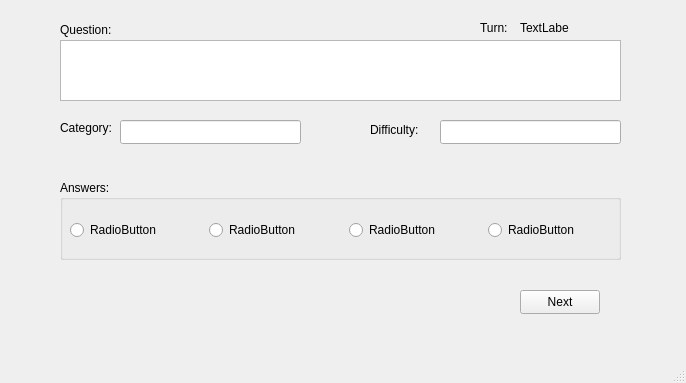
First picture: the form in mainwindow.ui, repository nimakkhezri/KOQ, before the edit.
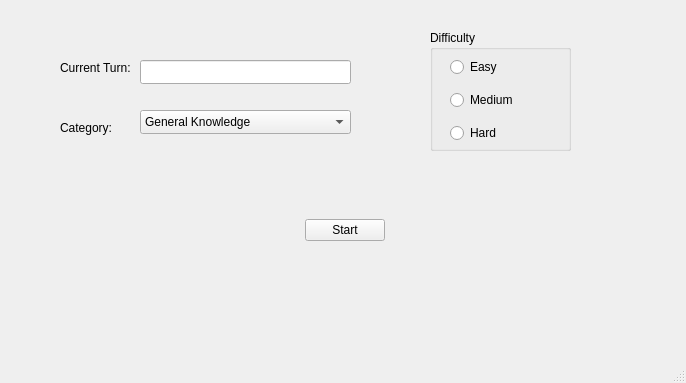
Second picture: the form after the edit. The open tabs and pages were chosen to show the change.

Commit message: Difficulty form added

The edit to the form file:
```diff
--- a/mainwindow.ui
+++ b/mainwindow.ui
@@ -320,6 +320,268 @@
      </widget>
     </widget>
     <widget class="QWidget" name="p3">
+     <widget class="QLabel" name="label_6">
+      <property name="geometry">
+       <rect>
+        <x>60</x>
+        <y>90</y>
+        <width>71</width>
+        <height>16</height>
+       </rect>
+      </property>
+      <property name="text">
+       <string>Current Turn:</string>
+      </property>
+     </widget>
+     <widget class="QLineEdit" name="lineEdit_3">
+      <property name="geometry">
+       <rect>
+        <x>140</x>
+        <y>90</y>
+        <width>211</width>
+        <height>24</height>
+       </rect>
+      </property>
+      <property name="readOnly">
+       <bool>true</bool>
+      </property>
+     </widget>
+     <widget class="QComboBox" name="comboBox">
+      <property name="geometry">
+       <rect>
+        <x>140</x>
+        <y>140</y>
+        <width>211</width>
+        <height>24</height>
+       </rect>
+      </property>
+      <item>
+       <property name="text">
+        <string>General Knowledge</string>
+       </property>
+      </item>
+      <item>
+       <property name="text">
+        <string>Entertainment: Books</string>
+       </property>
+      </item>
+      <item>
+       <property name="text">
+        <string>Entertainment: Film</string>
+       </property>
+      </item>
+      <item>
+       <property name="text">
+        <string>Entertainment: Music</string>
+       </property>
+      </item>
+      <item>
+       <property name="text">
+        <string>Entertainment: Musicals &amp; Theatres</string>
+       </property>
+      </item>
+      <item>
+       <property name="text">
+        <string>Entertainment: Television</string>
+       </property>
+      </item>
+      <item>
+       <property name="text">
+        <string>Entertainment: Video Games</string>
+       </property>
+      </item>
+      <item>
+       <property name="text">
+        <string>Entertainment: Board Games</string>
+       </property>
+      </item>
+      <item>
+       <property name="text">
+        <string>Science &amp; Nature</string>
+       </property>
+      </item>
+      <item>
+       <property name="text">
+        <string>Science: Computers</string>
+       </property>
+      </item>
+      <item>
+       <property name="text">
+        <string>Science: Mathematics</string>
+       </property>
+      </item>
+      <item>
+       <property name="text">
+        <string>Mythology</string>
+       </property>
+      </item>
+      <item>
+       <property name="text">
+        <string>Sports</string>
+       </property>
+      </item>
+      <item>
+       <property name="text">
+        <string>Geography</string>
+       </property>
+      </item>
+      <item>
+       <property name="text">
+        <string>History</string>
+       </property>
+      </item>
+      <item>
+       <property name="text">
+        <string>Politics</string>
+       </property>
+      </item>
+      <item>
+       <property name="text">
+        <string>Art</string>
+       </property>
+      </item>
+      <item>
+       <property name="text">
+        <string>Celebrities</string>
+       </property>
+      </item>
+      <item>
+       <property name="text">
+        <string>Animals</string>
+       </property>
+      </item>
+      <item>
+       <property name="text">
+        <string>Vehicles</string>
+       </property>
+      </item>
+      <item>
+       <property name="text">
+        <string>Entertainment: Comics</string>
+       </property>
+      </item>
+      <item>
+       <property name="text">
+        <string>Science: Gadgets</string>
+       </property>
+      </item>
+      <item>
+       <property name="text">
+        <string>Entertainment: Japanese Anime &amp; Manga</string>
+       </property>
+      </item>
+      <item>
+       <property name="text">
+        <string>Entertainment: Cartoon &amp; Animations</string>
+       </property>
+      </item>
+     </widget>
+     <widget class="QLabel" name="label_7">
+      <property name="geometry">
+       <rect>
+        <x>60</x>
+        <y>150</y>
+        <width>61</width>
+        <height>16</height>
+       </rect>
+      </property>
+      <property name="text">
+       <string>Category:</string>
+      </property>
+     </widget>
+     <widget class="QGroupBox" name="groupBox_2">
+      <property name="geometry">
+       <rect>
+        <x>430</x>
+        <y>60</y>
+        <width>141</width>
+        <height>121</height>
+       </rect>
+      </property>
+      <property name="title">
+       <string>Difficulty</string>
+      </property>
+      <widget class="QWidget" name="verticalLayoutWidget">
+       <property name="geometry">
+        <rect>
+         <x>20</x>
+         <y>20</y>
+         <width>121</width>
+         <height>101</height>
+        </rect>
+       </property>
+       <layout class="QVBoxLayout" name="verticalLayout_2">
+        <item>
+         <widget class="QRadioButton" name="radioButton_5">
+          <property name="text">
+           <string>Easy</string>
+          </property>
+         </widget>
+        </item>
+        <item>
+         <widget class="QRadioButton" name="radioButton_6">
+          <property name="text">
+           <string>Medium</string>
+          </property>
+         </widget>
+        </item>
+        <item>
+         <widget class="QRadioButton" name="radioButton_7">
+          <property name="text">
+           <string>Hard</string>
+          </property>
+         </widget>
+        </item>
+       </layout>
+      </widget>
+     </widget>
+     <widget class="QWidget" name="horizontalLayoutWidget">
+      <property name="geometry">
+       <rect>
+        <x>-1</x>
+        <y>220</y>
+        <width>691</width>
+        <height>80</height>
+       </rect>
+      </property>
+      <layout class="QHBoxLayout" name="horizontalLayout_4">
+       <item>
+        <spacer name="horizontalSpacer_13">
+         <property name="orientation">
+          <enum>Qt::Horizontal</enum>
+         </property>
+         <property name="sizeHint" stdset="0">
+          <size>
+           <width>40</width>
+           <height>20</height>
+          </size>
+         </property>
+        </spacer>
+       </item>
+       <item>
+        <widget class="QPushButton" name="Start_btn">
+         <property name="text">
+          <string>Start</string>
+         </property>
+        </widget>
+       </item>
+       <item>
+        <spacer name="horizontalSpacer_12">
+         <property name="orientation">
+          <enum>Qt::Horizontal</enum>
+         </property>
+         <property name="sizeHint" stdset="0">
+          <size>
+           <width>40</width>
+           <height>20</height>
+          </size>
+         </property>
+        </spacer>
+       </item>
+      </layout>
+     </widget>
+    </widget>
+    <widget class="QWidget" name="p4">
      <widget class="QTextEdit" name="textEdit">
       <property name="geometry">
        <rect>
```
The commit also changes 2 other files.
